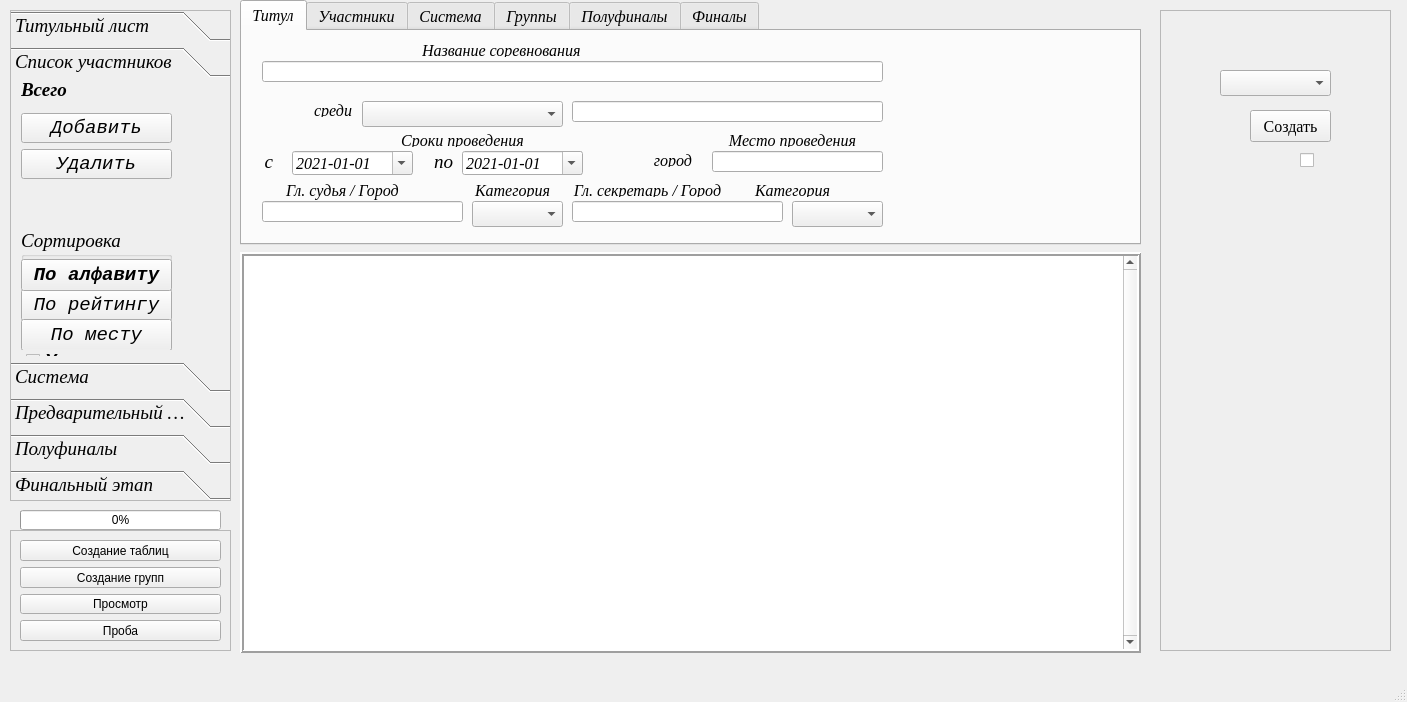
The window that main_window.ui (Kaspar0810/Competitions_TT_SQL) describes before a commit, drawn with Qt 5.
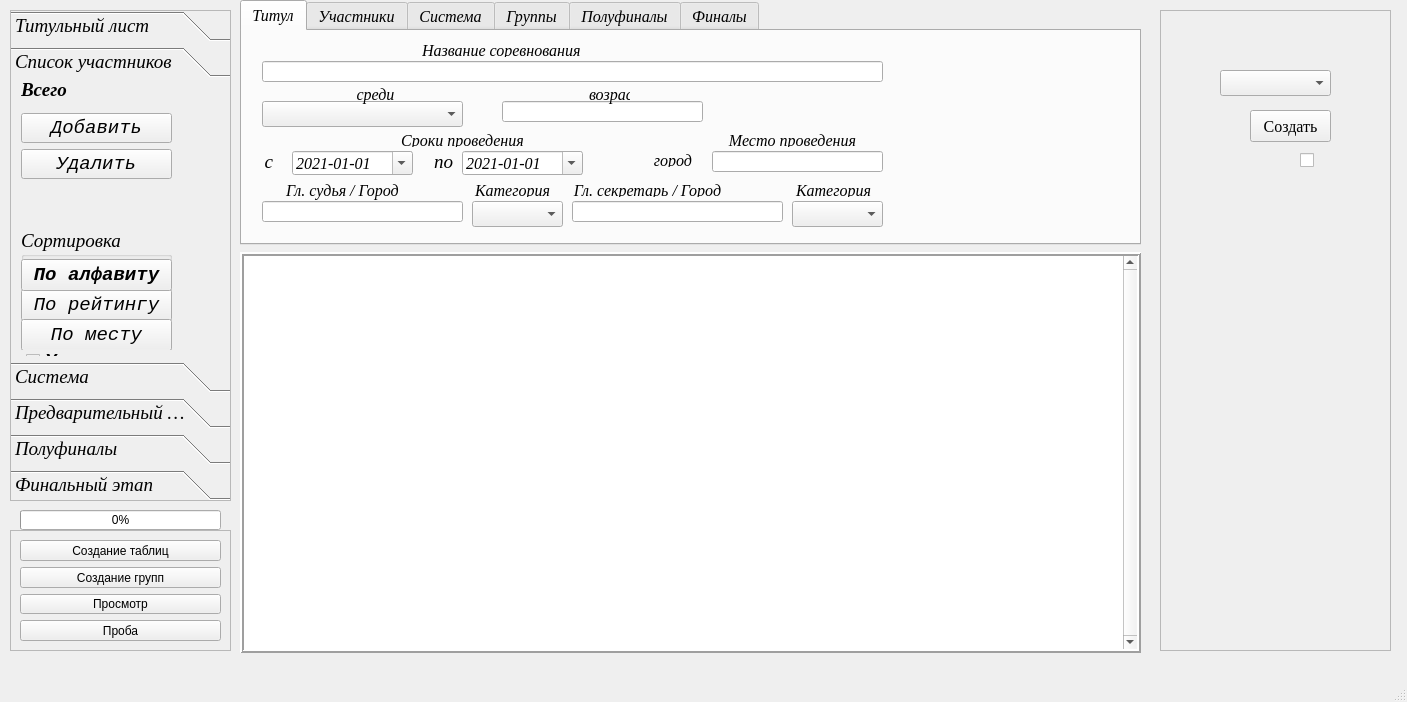
The same window after the commit. The open tabs and pages were chosen to show the change.

What changed in the file:
```diff
--- a/main_window.ui
+++ b/main_window.ui
@@ -91,7 +91,7 @@
      <widget class="QComboBox" name="comboBox_sredi">
       <property name="geometry">
        <rect>
-        <x>120</x>
+        <x>20</x>
         <y>70</y>
         <width>201</width>
         <height>26</height>
@@ -108,9 +108,9 @@
      <widget class="QLineEdit" name="lineEdit_title_vozrast">
       <property name="geometry">
        <rect>
-        <x>330</x>
+        <x>260</x>
         <y>70</y>
-        <width>311</width>
+        <width>201</width>
         <height>21</height>
        </rect>
       </property>
@@ -118,10 +118,10 @@
      <widget class="QLabel" name="label_sredi">
       <property name="geometry">
        <rect>
-        <x>50</x>
-        <y>70</y>
-        <width>60</width>
-        <height>16</height>
+        <x>108</x>
+        <y>54</y>
+        <width>51</width>
+        <height>20</height>
        </rect>
       </property>
       <property name="font">
@@ -135,7 +135,7 @@
        <string>&lt;html&gt;&lt;head/&gt;&lt;body&gt;&lt;p&gt;&lt;span style=&quot; font-style:italic;&quot;&gt;среди&lt;/span&gt;&lt;/p&gt;&lt;/body&gt;&lt;/html&gt;</string>
       </property>
       <property name="alignment">
-       <set>Qt::AlignRight|Qt::AlignTop|Qt::AlignTrailing</set>
+       <set>Qt::AlignHCenter|Qt::AlignTop</set>
       </property>
      </widget>
      <widget class="QLabel" name="label_data_provedenia">
@@ -220,7 +220,7 @@
      <widget class="QLabel" name="label_kat_sek">
       <property name="geometry">
        <rect>
-        <x>510</x>
+        <x>551</x>
         <y>150</y>
         <width>81</width>
         <height>16</height>
@@ -477,6 +477,29 @@
        </rect>
       </property>
      </widget>
+     <widget class="QLabel" name="label_sredi_2">
+      <property name="geometry">
+       <rect>
+        <x>347</x>
+        <y>54</y>
+        <width>41</width>
+        <height>20</height>
+       </rect>
+      </property>
+      <property name="font">
+       <font>
+        <family>Times New Roman</family>
+        <pointsize>12</pointsize>
+        <italic>true</italic>
+       </font>
+      </property>
+      <property name="text">
+       <string>&lt;html&gt;&lt;head/&gt;&lt;body&gt;&lt;p&gt;возраст&lt;/p&gt;&lt;/body&gt;&lt;/html&gt;</string>
+      </property>
+      <property name="alignment">
+       <set>Qt::AlignRight|Qt::AlignTop|Qt::AlignTrailing</set>
+      </property>
+     </widget>
     </widget>
     <widget class="QWidget" name="tab_1">
      <attribute name="title">
```
Left out of the diff: 22 changed lines with no effect on the pictures.
